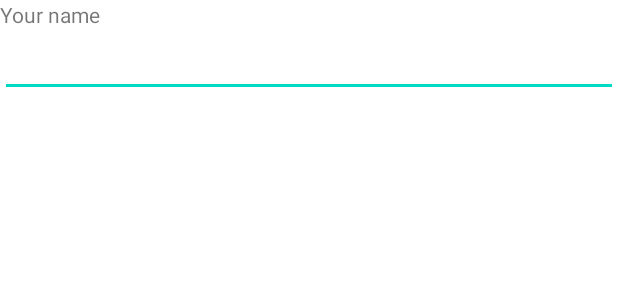
After one commit to zfdang/mobile-billboard, an Android app: the layout setting_dialog.xml on its own in the app's theme, with its tools: preview values and no code run, on a phone screen of 412 x 824 dp. The commit adds this screen. Shown: the top 300 px of the screen. Run offline under Robolectric (Android 15) with nearby library versions, the phone set to English and light mode, and no system bars.

Commit message:
add setting dialog

```diff
--- a/app/build.gradle
+++ b/app/build.gradle
@@ -36,6 +36,7 @@ dependencies {
     implementation 'androidx.appcompat:appcompat:1.3.0'
     implementation 'com.google.android.material:material:1.4.0'
     implementation 'androidx.constraintlayout:constraintlayout:2.0.4'
+    implementation 'androidx.databinding:databinding-runtime:7.3.1'
     testImplementation 'junit:junit:4.13.2'
     androidTestImplementation 'androidx.test.ext:junit:1.1.3'
     androidTestImplementation 'androidx.test.espresso:espresso-core:3.4.0'
--- /dev/null
+++ b/app/src/main/res/layout/setting_dialog.xml
@@ -0,0 +1,17 @@
+<?xml version="1.0" encoding="utf-8"?>
+<LinearLayout xmlns:android="http://schemas.android.com/apk/res/android"
+    android:layout_width="match_parent"
+    android:layout_height="match_parent"
+    android:orientation="vertical">
+    <TextView
+        android:id="@+id/setting_id"
+        android:layout_width="wrap_content"
+        android:layout_height="wrap_content"
+        android:text="Your name" />
+    <EditText
+        android:id="@+id/setting_value"
+        android:layout_width="match_parent"
+        android:layout_height="wrap_content"
+        android:imeOptions="actionDone"
+        android:inputType="text" />
+</LinearLayout>
--- a/app/src/main/res/values/strings.xml
+++ b/app/src/main/res/values/strings.xml
@@ -3,5 +3,4 @@
     <string name="dummy_button">Dummy Button</string>
     <string name="dummy_content">DUMMY\nCONTENT</string>
     <string name="setting">Setting</string>
-
 </resources>
```
Also changed, not shown: app/src/main/java/com/zfdang/mbb/FullscreenActivity.java (+79 -4 lines), 1 other file.
